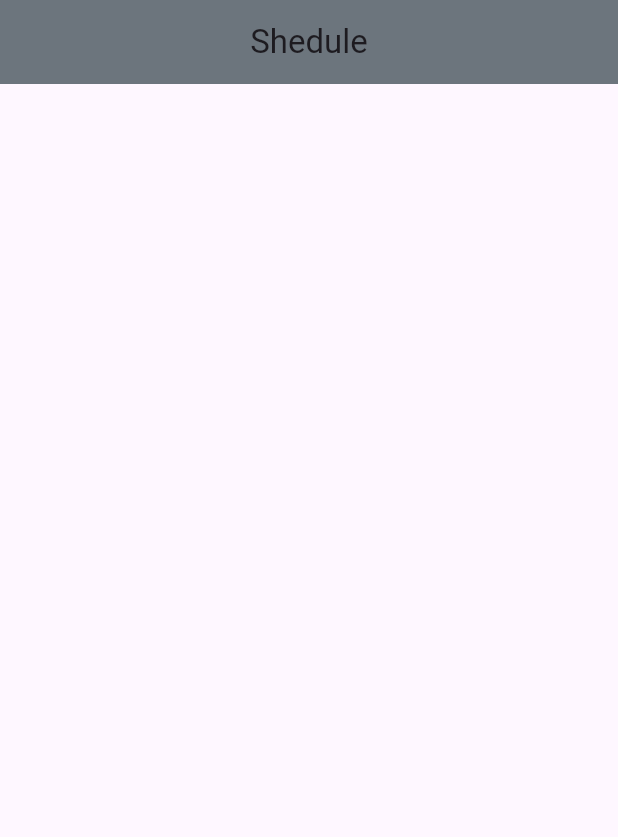
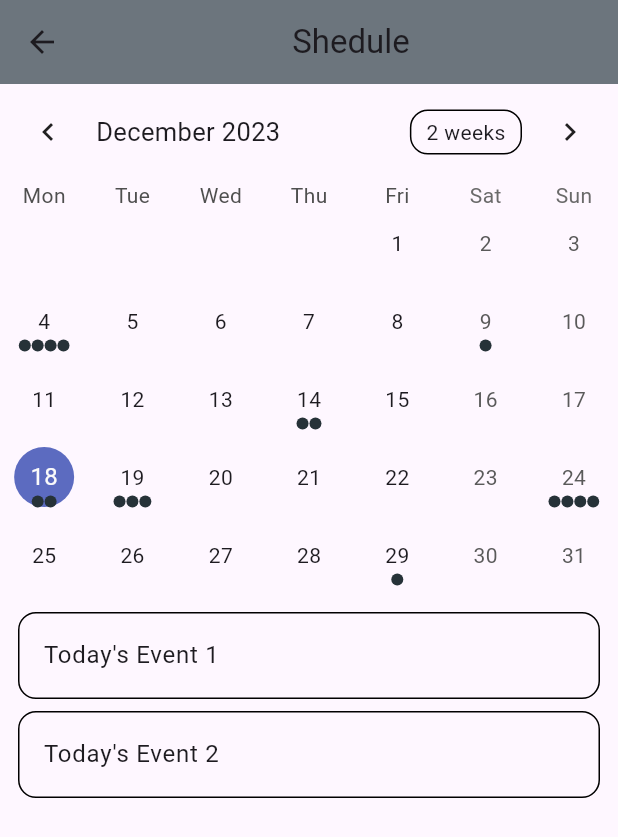
Before and after one commit to NureSosnytskyiAndrii/FitnessFashion, a Flutter app: the Shedule screen opened directly, on a phone screen of 412 x 824 dp. Shown: the top 837 px of the screen. Run offline on Flutter 3.47's test engine with Material 3 defaults, Android fonts, the phone set to English and light mode, and no system bars; drawn by our look-alikes of table_calendar; network calls fail.

Commit message:
Shedule added

```diff
--- a/mobile/fitness_fashion_mobile/lib/exersice.dart
+++ b/mobile/fitness_fashion_mobile/lib/exersice.dart
@@ -13,7 +13,7 @@
     return Scaffold(
       backgroundColor: Color(0xffDEE2E6),
       appBar: AppBar(
-        title: Text('Best Exersices'),
+        title: const Center(child: Text('Best Exersices')),
         backgroundColor: Color(0xff6C757D),
       ),
       body: Center(
--- a/mobile/fitness_fashion_mobile/lib/exersice_page.dart
+++ b/mobile/fitness_fashion_mobile/lib/exersice_page.dart
@@ -53,7 +53,7 @@
   Widget build(BuildContext context) => Scaffold(
         backgroundColor: Color(0xffDEE2E6),
         appBar: AppBar(
-          title: Text(widget.type),
+          title: Center (child: Text(widget.type)),
           backgroundColor: Color(0xff6C757D),
         ),
         body: Center(
--- a/mobile/fitness_fashion_mobile/lib/main.dart
+++ b/mobile/fitness_fashion_mobile/lib/main.dart
@@ -3,6 +3,7 @@
 import 'package:fitness_fashion_mobile/exersice.dart';
 import 'package:fitness_fashion_mobile/exersice_page.dart';
 import 'package:fitness_fashion_mobile/shedule.dart';
+import 'package:fitness_fashion_mobile/training_page.dart';
 import 'package:flutter/material.dart';
 import 'reg.dart';
 
@@ -28,8 +29,9 @@
       home:
       //ExcersicePage(type: "easy")
       //ExercisesPage()
-      Shedule()
-      //RegistrationPage(),
+      //TrainingPage()
+      //Shedule()
+      RegistrationPage(),
     );
   }
 }
--- a/mobile/fitness_fashion_mobile/lib/shedule.dart
+++ b/mobile/fitness_fashion_mobile/lib/shedule.dart
@@ -1,6 +1,85 @@
 import 'package:flutter/material.dart';
+import 'package:table_calendar/table_calendar.dart';
+import 'package:flutter/material.dart';
+import 'package:table_calendar/table_calendar.dart';
 
-class Shedule extends StatelessWidget {
+import 'utils.dart';
+
+class Shedule extends StatefulWidget{
+    @override
+    _Shedule createState() => _Shedule();
+}
+
+class _Shedule extends State<Shedule    > {
+      late final ValueNotifier<List<Event>> _selectedEvents;
+  CalendarFormat _calendarFormat = CalendarFormat.month;
+  RangeSelectionMode _rangeSelectionMode = RangeSelectionMode
+      .toggledOff; // Can be toggled on/off by longpressing a date
+  DateTime _focusedDay = DateTime.now();
+  DateTime? _selectedDay;
+  DateTime? _rangeStart;
+  DateTime? _rangeEnd;
+
+  @override
+  void initState() {
+    super.initState();
+
+    _selectedDay = _focusedDay;
+    _selectedEvents = ValueNotifier(_getEventsForDay(_selectedDay!));
+  }
+
+  void dispose() {
+    _selectedEvents.dispose();
+    super.dispose();
+  }
+
+  List<Event> _getEventsForDay(DateTime day) {
+    // Implementation example
+    return kEvents[day] ?? [];
+  }
+
+  List<Event> _getEventsForRange(DateTime start, DateTime end) {
+    // Implementation example
+    final days = daysInRange(start, end);
+
+    return [
+      for (final d in days) ..._getEventsForDay(d),
+    ];
+  }
+
+  void _onDaySelected(DateTime selectedDay, DateTime focusedDay) {
+    if (!isSameDay(_selectedDay, selectedDay)) {
+      setState(() {
+        _selectedDay = selectedDay;
+        _focusedDay = focusedDay;
+        _rangeStart = null; // Important to clean those
+        _rangeEnd = null;
+        _rangeSelectionMode = RangeSelectionMode.toggledOff;
+      });
+
+      _selectedEvents.value = _getEventsForDay(selectedDay);
+    }
+  }
+
+  void _onRangeSelected(DateTime? start, DateTime? end, DateTime focusedDay) {
+    setState(() {
+      _selectedDay = null;
+      _focusedDay = focusedDay;
+      _rangeStart = start;
+      _rangeEnd = end;
+      _rangeSelectionMode = RangeSelectionMode.toggledOn;
+    });
+
+    // `start` or `end` could be null
+    if (start != null && end != null) {
+      _selectedEvents.value = _getEventsForRange(start, end);
+    } else if (start != null) {
+      _selectedEvents.value = _getEventsForDay(start);
+    } else if (end != null) {
+      _selectedEvents.value = _getEventsForDay(end);
+    }
+  }
+
   @override
   Widget build(BuildContext context) {
     return Scaffold(
@@ -9,7 +88,65 @@
             backgroundColor: const Color(0xff6C757D),
         ),
         body: Center(
-            child: Container()
+            child: Column(
+        children: [
+          TableCalendar<Event>(
+            firstDay: kFirstDay,
+            lastDay: kLastDay,
+            focusedDay: _focusedDay,
+            selectedDayPredicate: (day) => isSameDay(_selectedDay, day),
+            rangeStartDay: _rangeStart,
+            rangeEndDay: _rangeEnd,
+            calendarFormat: _calendarFormat,
+            rangeSelectionMode: _rangeSelectionMode,
+            eventLoader: _getEventsForDay,
+            startingDayOfWeek: StartingDayOfWeek.monday,
+            calendarStyle: CalendarStyle(
+              // Use `CalendarStyle` to customize the UI
+              outsideDaysVisible: false,
+            ),
+            onDaySelected: _onDaySelected,
+            onRangeSelected: _onRangeSelected,
+            onFormatChanged: (format) {
+              if (_calendarFormat != format) {
+                setState(() {
+                  _calendarFormat = format;
+                });
+              }
+            },
+            onPageChanged: (focusedDay) {
+              _focusedDay = focusedDay;
+            },
+          ),
+          const SizedBox(height: 8.0),
+          Expanded(
+            child: ValueListenableBuilder<List<Event>>(
+              valueListenable: _selectedEvents,
+              builder: (context, value, _) {
+                return ListView.builder(
+                  itemCount: value.length,
+                  itemBuilder: (context, index) {
+                    return Container(
+                      margin: const EdgeInsets.symmetric(
+                        horizontal: 12.0,
+                        vertical: 4.0,
+                      ),
+                      decoration: BoxDecoration(
+                        border: Border.all(),
+                        borderRadius: BorderRadius.circular(12.0),
+                      ),
+                      child: ListTile(
+                        onTap: () => print('${value[index]}'),
+                        title: Text('${value[index]}'),
+                      ),
+                    );
+                  },
+                );
+              },
+            ),
+          ),
+        ],
+      ),
         ),
     );
   }
--- a/mobile/fitness_fashion_mobile/lib/tips.dart
+++ b/mobile/fitness_fashion_mobile/lib/tips.dart
@@ -54,7 +54,7 @@
   Widget build(BuildContext context) => Scaffold(
       backgroundColor: const Color(0xffDEE2E6),
       appBar: AppBar(
-        title: const Text('Helth tips'),
+        title: const Center(child:  Text('Helth tips')),
         backgroundColor: const Color(0xff6C757D),
       ),
       body: Center(
--- /dev/null
+++ b/mobile/fitness_fashion_mobile/lib/utils.dart
@@ -0,0 +1,52 @@
+// Copyright 2019 Aleksander Woźniak
+// SPDX-License-Identifier: Apache-2.0
+
+import 'dart:collection';
+
+import 'package:table_calendar/table_calendar.dart';
+
+/// Example event class.
+class Event {
+  final String title;
+
+  const Event(this.title);
+
+  @override
+  String toString() => title;
+}
+
+/// Example events.
+///
+/// Using a [LinkedHashMap] is highly recommended if you decide to use a map.
+final kEvents = LinkedHashMap<DateTime, List<Event>>(
+  equals: isSameDay,
+  hashCode: getHashCode,
+)..addAll(_kEventSource);
+
+final _kEventSource = Map.fromIterable(List.generate(50, (index) => index),
+    key: (item) => DateTime.utc(kFirstDay.year, kFirstDay.month, item * 5),
+    value: (item) => List.generate(
+        item % 4 + 1, (index) => Event('Event $item | ${index + 1}')))
+  ..addAll({
+    kToday: [
+      Event('Today\'s Event 1'),
+      Event('Today\'s Event 2'),
+    ],
+  });
+
+int getHashCode(DateTime key) {
+  return key.day * 1000000 + key.month * 10000 + key.year;
+}
+
+/// Returns a list of [DateTime] objects from [first] to [last], inclusive.
+List<DateTime> daysInRange(DateTime first, DateTime last) {
+  final dayCount = last.difference(first).inDays + 1;
+  return List.generate(
+    dayCount,
+    (index) => DateTime.utc(first.year, first.month, first.day + index),
+  );
+}
+
+final kToday = DateTime.now();
+final kFirstDay = DateTime(kToday.year, kToday.month - 3, kToday.day);
+final kLastDay = DateTime(kToday.year, kToday.month + 3, kToday.day);
--- a/mobile/fitness_fashion_mobile/pubspec.yaml
+++ b/mobile/fitness_fashion_mobile/pubspec.yaml
@@ -39,6 +39,7 @@
   flutter_launcher_icons: ^0.13.1
   mysql1: ^0.20.0
   crypto: ^3.0.3
+  table_calendar: ^3.0.9
 
 flutter_icons:
   image_path: "assets/images/logo.png"
```
Also changed, not shown: mobile/fitness_fashion_mobile/lib/home.dart (+6 -3 lines), mobile/fitness_fashion_mobile/lib/training_page.dart (+116 -0 lines), mobile/fitness_fashion_mobile/pubspec.lock.
